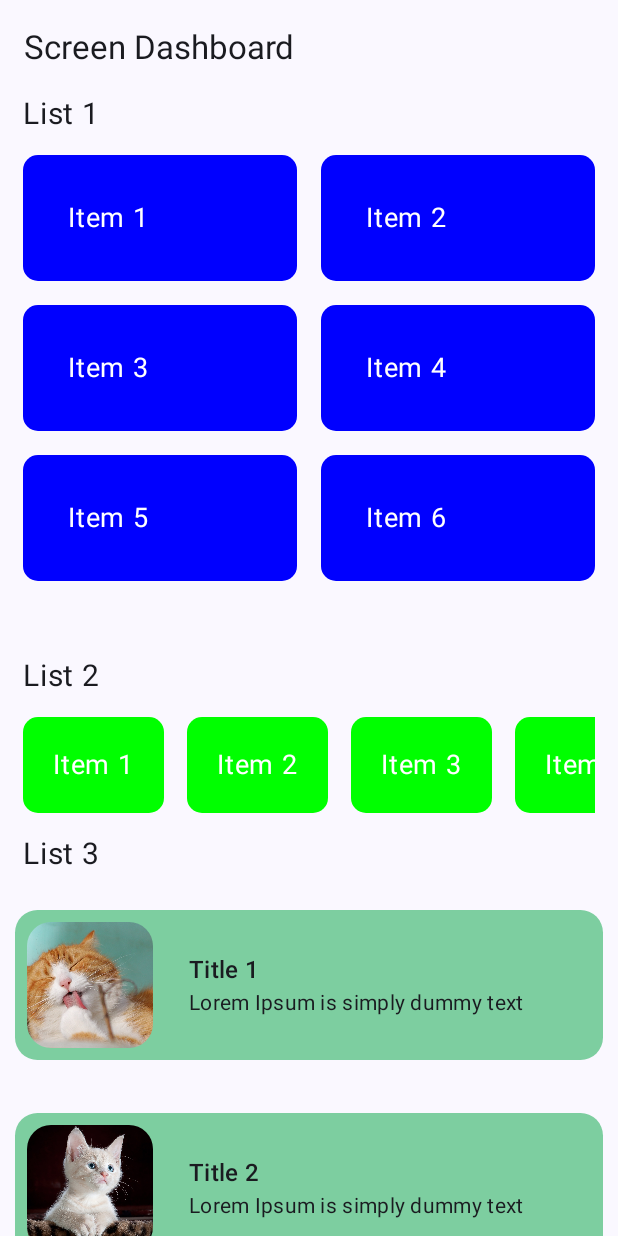
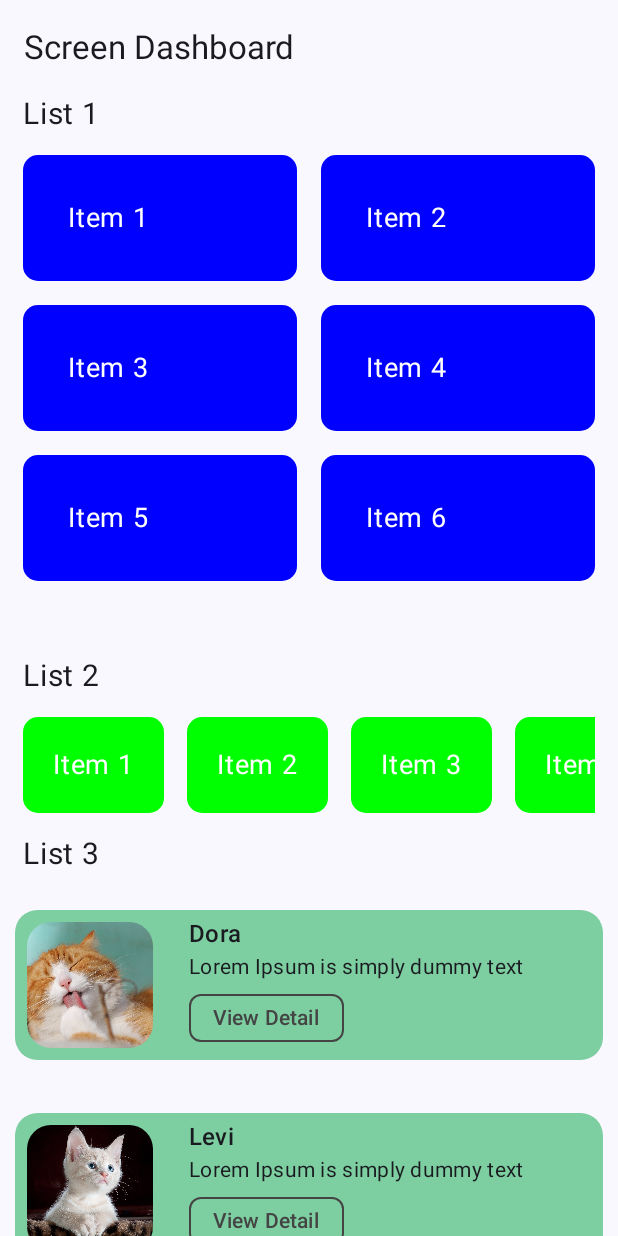
Before and after one commit to duyenqa/RegisterForm, an Android app built with Jetpack Compose: the ScreenDashboard screen opened through its navigation route, on a phone screen of 412 x 824 dp. Run offline under Robolectric (Android 15) with nearby library versions, the phone set to English and light mode, and no system bars.

Commit message:
add detail screen

```diff
--- a/app/src/main/java/com/example/registerform/Dashboard.kt
+++ b/app/src/main/java/com/example/registerform/Dashboard.kt
@@ -1,5 +1,6 @@
 package com.example.registerform
 
+import androidx.compose.foundation.BorderStroke
 import androidx.compose.foundation.Image
 import androidx.compose.foundation.layout.Arrangement
 import androidx.compose.foundation.layout.Column
@@ -26,19 +27,25 @@ import androidx.compose.foundation.shape.CornerSize
 import androidx.compose.foundation.shape.RoundedCornerShape
 import androidx.compose.foundation.verticalScroll
 import androidx.compose.material3.MaterialTheme
+import androidx.compose.material3.SuggestionChip
 import androidx.compose.ui.Alignment
 import androidx.compose.ui.draw.clip
 import androidx.compose.ui.graphics.Color
 import androidx.compose.ui.layout.ContentScale
 import androidx.compose.ui.res.painterResource
 import androidx.compose.ui.unit.sp
+import androidx.navigation.NavController
 
 data class Feature(val name: String)
-data class Item(val title: String, val icon: Int, val description: String)
 
 @OptIn(ExperimentalMaterial3Api::class)
 @Composable
-fun ScreenDashboard() {
+fun ScreenDashboard(
+    imageId: Array<Int>,
+    names: Array<String>,
+    description: Array<String>,
+    navController: NavController
+) {
     val oneList = listOf(
         Feature(
             name = "Item 1"
@@ -59,58 +66,6 @@ fun ScreenDashboard() {
             name = "Item 6"
         )
     )
-    val ls = listOf(
-        Item(
-            title = "Title 1",
-            icon = R.drawable.cat1,
-            description = "Lorem Ipsum is simply dummy text"
-        ),
-        Item(
-            title = "Title 2",
-            icon = R.drawable.cat2,
-            description = "Lorem Ipsum is simply dummy text"
-        ),
-        Item(
-            title = "Title 3",
-            icon = R.drawable.cat3,
-            description = "Lorem Ipsum is simply dummy text"
-        ),
-        Item(
-            title = "Title 4",
-            icon = R.drawable.cat4,
-            description = "Lorem Ipsum is simply dummy text"
-        ),
-        Item(
-            title = "Title 6",
-            icon = R.drawable.cat5,
-            description = "Lorem Ipsum is simply dummy text"
-        ),
-        Item(
-            title = "Title 7",
-            icon = R.drawable.cat6,
-            description = "Lorem Ipsum is simply dummy text"
-        ),
-        Item(
-            title = "Title 8",
-            icon = R.drawable.cat7,
-            description = "Lorem Ipsum is simply dummy text"
-        ),
-        Item(
-            title = "Title 9",
-            icon = R.drawable.cat8,
-            description = "Lorem Ipsum is simply dummy text"
-        ),
-        Item(
-            title = "Title 10",
-            icon = R.drawable.cat9,
-            description = "Lorem Ipsum is simply dummy text"
-        ),
-        Item(
-            title = "Title 11",
-            icon = R.drawable.cat10,
-            description = "Lorem Ipsum is simply dummy text"
-        )
-    );
 
     Scaffold(
         topBar = {
@@ -131,17 +86,20 @@ fun ScreenDashboard() {
                 modifier = Modifier.padding(horizontal = 15.dp)
             )
             LazyVerticalGrid(
-                modifier = Modifier.height(320.dp).padding(horizontal = 15.dp),
+                modifier = Modifier
+                    .height(320.dp)
+                    .padding(horizontal = 15.dp),
                 columns = GridCells.Fixed(2),
                 verticalArrangement = Arrangement.spacedBy(16.dp),
                 horizontalArrangement = Arrangement.spacedBy(16.dp)
             ) {
                 items(items = oneList, key = { it.name }) {
-                    Box(modifier = Modifier
+                    Box(
+                        modifier = Modifier
                             .clip(RoundedCornerShape(10.dp))
                             .background(color = Color.Blue)
                             .padding(10.dp)
-                    ){
+                    ) {
                         Text(
                             text = it.name,
                             fontSize = 18.sp,
@@ -187,7 +145,8 @@ fun ScreenDashboard() {
                 modifier = Modifier.height(800.dp),
                 verticalArrangement = Arrangement.spacedBy(15.dp)
             ) {
-                    items(ls, key = { it.title }) {
+                val itemCount = imageId.size
+                items(itemCount, key = { it }) {
                     Row(
                         modifier = Modifier
                             .fillMaxWidth()
@@ -197,7 +156,7 @@ fun ScreenDashboard() {
                         verticalAlignment = Alignment.CenterVertically
                     ) {
                         Image(
-                                painter = painterResource(it.icon),
+                            painter = painterResource(imageId[it]),
                             contentDescription = null,
                             contentScale = ContentScale.Crop,
                             modifier = Modifier
@@ -206,8 +165,19 @@ fun ScreenDashboard() {
                                 .clip(RoundedCornerShape(corner = CornerSize(16.dp)))
                         )
                         Column {
-                                Text(text = it.title, style = MaterialTheme.typography.titleMedium)
-                                Text(text = it.description, style = MaterialTheme.typography.bodyMedium)
+                            Text(text = names[it], style = MaterialTheme.typography.titleMedium)
+                            Text(
+                                text = description[it],
+                                style = MaterialTheme.typography.bodyMedium
+                            )
+                            SuggestionChip(
+                                onClick = { navController.navigate(route = "screen_detail/$it") },
+                                label = { Text(text = "View Detail", color = Color.DarkGray) },
+                                border = BorderStroke(
+                                    width = 1.dp,
+                                    color = Color.DarkGray
+                                )
+                            )
                         }
                     }
                 }
--- /dev/null
+++ b/app/src/main/java/com/example/registerform/Detail.kt
@@ -0,0 +1,62 @@
+package com.example.registerform
+
+import androidx.compose.foundation.Image
+import androidx.compose.foundation.layout.Arrangement
+import androidx.compose.foundation.layout.Box
+import androidx.compose.foundation.layout.Column
+import androidx.compose.foundation.layout.fillMaxSize
+import androidx.compose.foundation.layout.fillMaxWidth
+import androidx.compose.foundation.layout.padding
+import androidx.compose.foundation.shape.RoundedCornerShape
+import androidx.compose.material3.ExperimentalMaterial3Api
+import androidx.compose.material3.Scaffold
+import androidx.compose.material3.Text
+import androidx.compose.material3.TopAppBar
+import androidx.compose.runtime.Composable
+import androidx.compose.ui.Alignment
+import androidx.compose.ui.Modifier
+import androidx.compose.ui.draw.clip
+import androidx.compose.ui.res.painterResource
+import androidx.compose.ui.text.font.FontWeight
+import androidx.compose.ui.unit.dp
+import androidx.compose.ui.unit.sp
+
+@OptIn(ExperimentalMaterial3Api::class)
+@Composable
+fun ScreenDetail(imageId: Array<Int>, names: Array<String>, description: Array<String>,itemIndex: Int?) {
+    Scaffold(
+        topBar = {
+            TopAppBar(title = { Text(text = "Screen Detail") })
+        }
+    ) { innerPadding ->
+        Column(
+            modifier = Modifier
+                .fillMaxSize()
+                .padding(innerPadding),
+            verticalArrangement = Arrangement.spacedBy(20.dp)
+        ) {
+            Box(modifier = Modifier.fillMaxWidth().padding(horizontal = 15.dp),
+                contentAlignment = Alignment.Center
+            ){
+                Image(
+                    painter = painterResource(id = imageId[itemIndex!!]),
+                    contentDescription = names[itemIndex],
+                    modifier = Modifier.clip(RoundedCornerShape(16.dp))
+                )
+            }
+
+            Text(
+                text = names[itemIndex!!],
+                fontSize = 30.sp,
+                fontWeight = FontWeight.Bold,
+                modifier = Modifier.padding(20.dp)
+            )
+            Text(text = "Description")
+            Text(
+                text = description[itemIndex!!],
+                fontSize = 18.sp,
+                modifier = Modifier.padding(horizontal = 15.dp)
+            )
+        }
+    }
+}
--- a/app/src/main/java/com/example/registerform/MainActivity.kt
+++ b/app/src/main/java/com/example/registerform/MainActivity.kt
@@ -4,9 +4,11 @@ import android.os.Bundle
 import androidx.activity.ComponentActivity
 import androidx.activity.compose.setContent
 import androidx.activity.enableEdgeToEdge
+import androidx.navigation.NavType
 import androidx.navigation.compose.NavHost
 import androidx.navigation.compose.composable
 import androidx.navigation.compose.rememberNavController
+import androidx.navigation.navArgument
 
 import com.example.registerform.ui.theme.RegisterFormTheme
 
@@ -16,6 +18,44 @@ class MainActivity : ComponentActivity() {
         enableEdgeToEdge()
         setContent {
             RegisterFormTheme {
+                val imageId = arrayOf(
+                    R.drawable.cat1,
+                    R.drawable.cat2,
+                    R.drawable.cat3,
+                    R.drawable.cat4,
+                    R.drawable.cat5,
+                    R.drawable.cat6,
+                    R.drawable.cat7,
+                    R.drawable.cat8,
+                    R.drawable.cat9,
+                    R.drawable.cat10
+                )
+
+                val names = arrayOf(
+                    "Dora",
+                    "Levi",
+                    "Sammy",
+                    "Begals",
+                    "Mango",
+                    "Jojo",
+                    "Diane",
+                    "Marvin",
+                    "Mesina",
+                    "Hammy",
+                )
+
+                val description = arrayOf(
+                    "Lorem Ipsum is simply dummy text",
+                    "Lorem Ipsum is simply dummy text",
+                    "Lorem Ipsum is simply dummy text",
+                    "Lorem Ipsum is simply dummy text",
+                    "Lorem Ipsum is simply dummy text",
+                    "Lorem Ipsum is simply dummy text",
+                    "Lorem Ipsum is simply dummy text",
+                    "Lorem Ipsum is simply dummy text",
+                    "Lorem Ipsum is simply dummy text",
+                    "Lorem Ipsum is simply dummy text",
+                )
                 val navController = rememberNavController()
                 NavHost(navController = navController, startDestination = "screen_signup"){
                     composable(route = "screen_signup") {
@@ -26,14 +66,29 @@ class MainActivity : ComponentActivity() {
                     composable(route = "screen_login") {
                         ScreenLogin(
                             navigateToC={
-                                navController.navigate("screen_dashboard");
+                                navController.navigate("screen_dashboard")
                             },
                             navigateBack = {
                             navController.popBackStack()
                         })
                     }
                     composable(route = "screen_dashboard") {
-                        ScreenDashboard()
+                        ScreenDashboard(imageId, names, description, navController)
+                    }
+                    composable(
+                        route = "screen_detail/{index}",
+                        arguments = listOf(
+                            navArgument(name = "index") {
+                                type = NavType.IntType
+                            }
+                        )
+                    ) { backStackEntry ->
+                        ScreenDetail(
+                            imageId = imageId,
+                            names = names,
+                            description = description,
+                            itemIndex = backStackEntry.arguments?.getInt("index")
+                        )
                     }
                 }
             }
```
Lines whose indentation alone changed are shown as unchanged.
